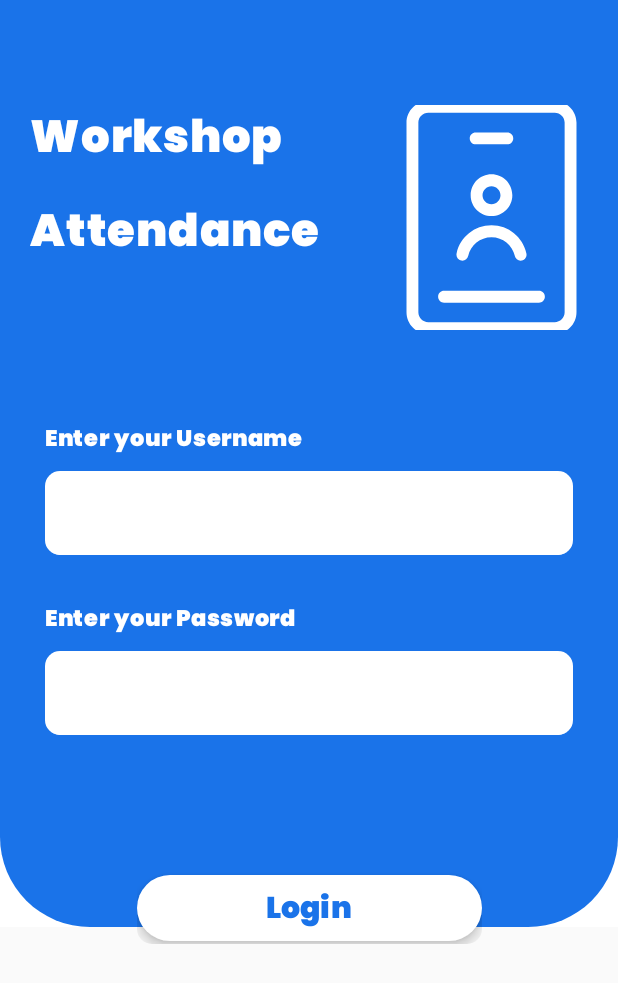
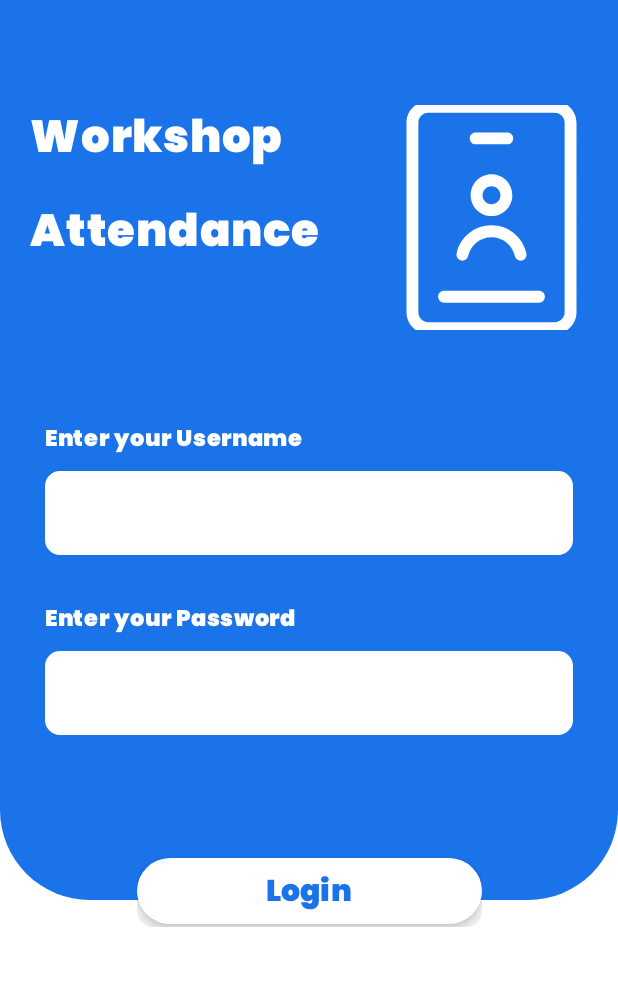
Before and after one commit to rockyhappy/Choco-Chip-Reader, an Android app built with Jetpack Compose: the Auth screen opened directly, with no data from a screen before it, on a phone screen of 412 x 824 dp. Shown: the top 983 px of the screen. Run offline under Robolectric (Android 15) with nearby library versions, the phone set to English and light mode, and no system bars; our stand-ins replace Dagger/Hilt's generated code; 1 statement that could not run was skipped.

Commit message:
Bugs Removed

```diff
--- a/app/src/main/java/com/devrachit/chocochipreader/ui/authScreens/loginScreen/Login.kt
+++ b/app/src/main/java/com/devrachit/chocochipreader/ui/authScreens/loginScreen/Login.kt
@@ -1,14 +1,22 @@
 package com.devrachit.chocochipreader.ui.authScreens.loginScreen
 
 import android.content.Intent
+import androidx.compose.foundation.background
+import androidx.compose.foundation.gestures.rememberScrollableState
+import androidx.compose.foundation.gestures.scrollable
 import androidx.compose.foundation.layout.Arrangement
+import androidx.compose.foundation.layout.Box
 import androidx.compose.foundation.layout.Column
 import androidx.compose.foundation.layout.Row
 import androidx.compose.foundation.layout.fillMaxHeight
+import androidx.compose.foundation.layout.fillMaxSize
 import androidx.compose.foundation.layout.fillMaxWidth
+import androidx.compose.foundation.layout.height
 import androidx.compose.foundation.layout.padding
 import androidx.compose.foundation.layout.width
+import androidx.compose.foundation.rememberScrollState
 import androidx.compose.foundation.shape.RoundedCornerShape
+import androidx.compose.foundation.verticalScroll
 import androidx.compose.material3.Button
 import androidx.compose.material3.ButtonDefaults
 import androidx.compose.material3.ExperimentalMaterial3Api
@@ -61,12 +69,28 @@ fun loginScreen(navController: NavController) {
             (context as Auth).finish()
         }
     }
+
+
+
+
+
+    Column(
+        modifier = Modifier
+            .fillMaxWidth()
+            .verticalScroll(rememberScrollState())
+            .background(Color.White)
+    ) {
+        Box(
+                modifier=Modifier
+                    .background(Color.White)
+                ){
         backBox()
         Row(
-        modifier= Modifier
+            modifier = Modifier
                 .fillMaxWidth()
-            .fillMaxHeight(0.75f)
-            .padding(top=50.dp),
+                .height(400.dp)
+                .padding(top = 50.dp)
+                .background(primaryColor),
         )
         {
 
@@ -81,8 +105,6 @@ fun loginScreen(navController: NavController) {
             }
             photo()
         }
-
-
                     Column(
             modifier = Modifier
                 .padding(top = 270.dp)
@@ -138,12 +160,11 @@ fun loginScreen(navController: NavController) {
                 )
             )
         }
-    Column(
-        modifier = Modifier
-            .fillMaxHeight(0.80f)
+            Row(
+                modifier=Modifier
                     .fillMaxWidth(),
-        verticalArrangement = Arrangement.Bottom,
-        horizontalAlignment = Alignment.CenterHorizontally
+                verticalAlignment = Alignment.CenterVertically,
+                horizontalArrangement = Arrangement.Center
             )
             {
 
@@ -151,23 +172,35 @@ fun loginScreen(navController: NavController) {
                 Button(
                     onClick = { loginOnClick() },
                     modifier = Modifier
-                .padding(start = 30.dp, end = 30.dp, top = 30.dp, bottom=30.dp)
+                        .padding(top = 570.dp, bottom = 30.dp)
                         .width(230.dp)
                         .clip(RoundedCornerShape(10.dp)),
                     colors = ButtonDefaults.buttonColors(
                         containerColor = Color.White,
                         contentColor = primaryColor,
 
-                )
-            ,
+                        ),
                     elevation = ButtonDefaults.buttonElevation(5.dp, 10.dp, 5.dp),
                     enabled = !loading.value
                 ) {
-            Text(text = "Login",
+                    Text(
+                        text = "Login",
                         fontFamily = customFontFamily,
                         fontSize = 20.sp,
                         fontWeight = FontWeight.Bold,
-                color = primaryColor)
+                        color = primaryColor
+                    )
                 }
             }
+
         }
+        Box(
+            modifier=Modifier
+                .height(170.dp)
+                .padding(top=630.dp)
+                .fillMaxWidth()
+                .background(Color.White)
+
+        )
+    }
+}
--- a/app/src/main/java/com/devrachit/chocochipreader/ui/authScreens/loginScreen/LoginScreenComponents.kt
+++ b/app/src/main/java/com/devrachit/chocochipreader/ui/authScreens/loginScreen/LoginScreenComponents.kt
@@ -31,7 +31,7 @@ fun backBox()
     Box(
         modifier = Modifier
             .fillMaxWidth()
-            .fillMaxHeight(0.75f)
+            .height(600.dp)
             .background(Color.White)
             .zIndex(0f)
 
--- a/app/src/main/java/com/devrachit/chocochipreader/ui/dashboardScreen/scannerScreen/scanScreen.kt
+++ b/app/src/main/java/com/devrachit/chocochipreader/ui/dashboardScreen/scannerScreen/scanScreen.kt
@@ -67,6 +67,7 @@ import com.devrachit.chocochipreader.Constants.customFontFamily
 import com.devrachit.chocochipreader.ui.dashboardScreen.ListActivity
 import com.devrachit.chocochipreader.QrCodeAnalyzer
 import com.devrachit.chocochipreader.R
+import com.devrachit.chocochipreader.ui.dashboardScreen.MainActivity
 import com.devrachit.chocochipreader.ui.theme.errorColor
 import com.devrachit.chocochipreader.ui.theme.successColor
 
@@ -211,6 +212,12 @@ fun scanScreen(navController: NavController) {
     val launcher = rememberLauncherForActivityResult(
         contract = ActivityResultContracts.RequestPermission(),
         onResult = { isGranted ->
+            if(!isGranted)
+            {
+                val intent= Intent(context, ListActivity::class.java)
+                context.startActivity(intent)
+                (context as MainActivity).finish()
+            }
             hasCameraPermission = isGranted
         }
     )
```
Lines whose indentation alone changed are shown as unchanged.
